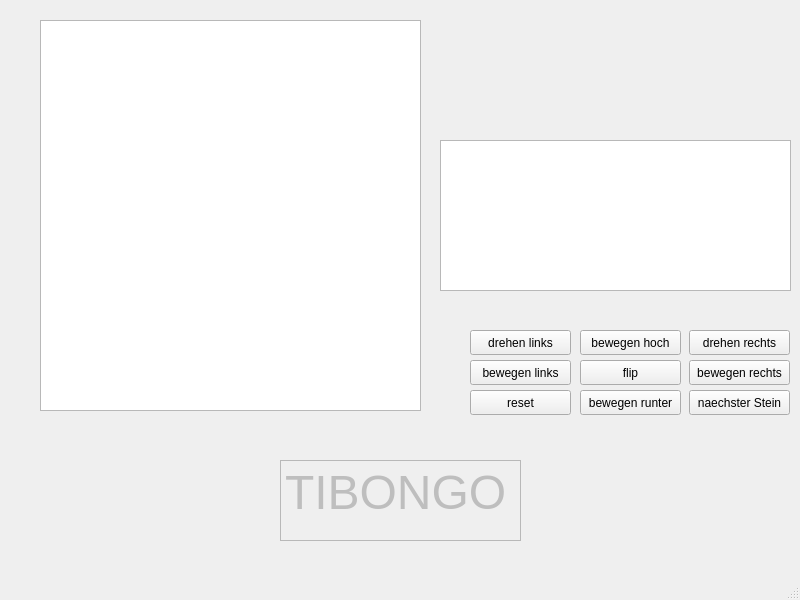
This is mainwindow.ui in Max1milian/Prog2_Tibongo-Qt as Qt 5 draws it before an edit. The edited form follows.
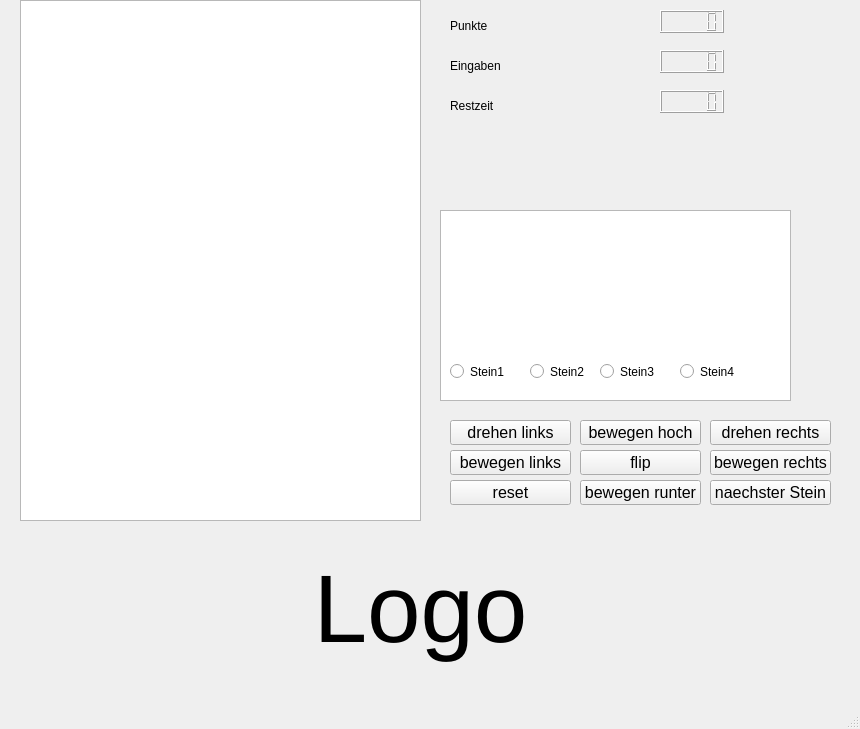
This is the edited form.

Patch:
```diff
--- a/mainwindow.ui
+++ b/mainwindow.ui
@@ -6,8 +6,8 @@
    <rect>
     <x>0</x>
     <y>0</y>
-    <width>800</width>
-    <height>600</height>
+    <width>860</width>
+    <height>729</height>
    </rect>
   </property>
   <property name="windowTitle">
@@ -17,12 +17,17 @@
    <widget class="QPushButton" name="pushButton_reset">
     <property name="geometry">
      <rect>
-      <x>470</x>
-      <y>390</y>
-      <width>101</width>
+      <x>450</x>
+      <y>480</y>
+      <width>121</width>
       <height>25</height>
      </rect>
     </property>
+    <property name="font">
+     <font>
+      <pointsize>12</pointsize>
+     </font>
+    </property>
     <property name="text">
      <string>reset</string>
     </property>
@@ -30,12 +35,17 @@
    <widget class="QPushButton" name="pushButton_drehen_rechts">
     <property name="geometry">
      <rect>
-      <x>689</x>
-      <y>330</y>
-      <width>101</width>
+      <x>710</x>
+      <y>420</y>
+      <width>121</width>
       <height>25</height>
      </rect>
     </property>
+    <property name="font">
+     <font>
+      <pointsize>12</pointsize>
+     </font>
+    </property>
     <property name="text">
      <string>drehen rechts</string>
     </property>
@@ -43,12 +53,17 @@
    <widget class="QPushButton" name="pushButton_bewegen_rechts">
     <property name="geometry">
      <rect>
-      <x>689</x>
-      <y>360</y>
-      <width>101</width>
+      <x>710</x>
+      <y>450</y>
+      <width>121</width>
       <height>25</height>
      </rect>
     </property>
+    <property name="font">
+     <font>
+      <pointsize>12</pointsize>
+     </font>
+    </property>
     <property name="text">
      <string>bewegen rechts</string>
     </property>
@@ -56,12 +71,17 @@
    <widget class="QPushButton" name="pushButton_naechster_stein">
     <property name="geometry">
      <rect>
-      <x>689</x>
-      <y>390</y>
-      <width>101</width>
+      <x>710</x>
+      <y>480</y>
+      <width>121</width>
       <height>25</height>
      </rect>
     </property>
+    <property name="font">
+     <font>
+      <pointsize>12</pointsize>
+     </font>
+    </property>
     <property name="text">
      <string>naechster Stein</string>
     </property>
@@ -70,11 +90,16 @@
     <property name="geometry">
      <rect>
       <x>580</x>
-      <y>330</y>
-      <width>101</width>
+      <y>420</y>
+      <width>121</width>
       <height>25</height>
      </rect>
     </property>
+    <property name="font">
+     <font>
+      <pointsize>12</pointsize>
+     </font>
+    </property>
     <property name="text">
      <string>bewegen hoch</string>
     </property>
@@ -83,11 +108,16 @@
     <property name="geometry">
      <rect>
       <x>580</x>
-      <y>360</y>
-      <width>101</width>
+      <y>450</y>
+      <width>121</width>
       <height>25</height>
      </rect>
     </property>
+    <property name="font">
+     <font>
+      <pointsize>12</pointsize>
+     </font>
+    </property>
     <property name="text">
      <string>flip</string>
     </property>
@@ -96,11 +126,16 @@
     <property name="geometry">
      <rect>
       <x>580</x>
-      <y>390</y>
-      <width>101</width>
+      <y>480</y>
+      <width>121</width>
       <height>25</height>
      </rect>
     </property>
+    <property name="font">
+     <font>
+      <pointsize>12</pointsize>
+     </font>
+    </property>
     <property name="text">
      <string>bewegen runter</string>
     </property>
@@ -108,12 +143,17 @@
    <widget class="QPushButton" name="pushButton_drehen_links">
     <property name="geometry">
      <rect>
-      <x>470</x>
-      <y>330</y>
-      <width>101</width>
+      <x>450</x>
+      <y>420</y>
+      <width>121</width>
       <height>25</height>
      </rect>
     </property>
+    <property name="font">
+     <font>
+      <pointsize>12</pointsize>
+     </font>
+    </property>
     <property name="text">
      <string>drehen links</string>
     </property>
@@ -121,56 +161,175 @@
    <widget class="QPushButton" name="pushButton_bewegen_links">
     <property name="geometry">
      <rect>
-      <x>470</x>
-      <y>360</y>
-      <width>101</width>
+      <x>450</x>
+      <y>450</y>
+      <width>121</width>
       <height>25</height>
      </rect>
     </property>
+    <property name="font">
+     <font>
+      <pointsize>12</pointsize>
+     </font>
+    </property>
     <property name="text">
      <string>bewegen links</string>
     </property>
    </widget>
-   <widget class="QTextEdit" name="Logo">
-    <property name="enabled">
-     <bool>false</bool>
-    </property>
+   <widget class="QGraphicsView" name="graphicsView_Spielfeld">
     <property name="geometry">
      <rect>
-      <x>280</x>
-      <y>460</y>
-      <width>241</width>
-      <height>81</height>
+      <x>20</x>
+      <y>0</y>
+      <width>401</width>
+      <height>521</height>
      </rect>
     </property>
-    <property name="html">
-     <string>&lt;!DOCTYPE HTML PUBLIC &quot;-//W3C//DTD HTML 4.0//EN&quot; &quot;http://www.w3.org/TR/REC-html40/strict.dtd&quot;&gt;
-&lt;html&gt;&lt;head&gt;&lt;meta name=&quot;qrichtext&quot; content=&quot;1&quot; /&gt;&lt;style type=&quot;text/css&quot;&gt;
-p, li { white-space: pre-wrap; }
-&lt;/style&gt;&lt;/head&gt;&lt;body style=&quot; font-family:'Noto Sans'; font-size:9pt; font-weight:400; font-style:normal;&quot;&gt;
-&lt;p style=&quot; margin-top:0px; margin-bottom:0px; margin-left:0px; margin-right:0px; -qt-block-indent:0; text-indent:0px;&quot;&gt;&lt;span style=&quot; font-size:36pt;&quot;&gt;TIBONGO&lt;/span&gt;&lt;/p&gt;&lt;/body&gt;&lt;/html&gt;</string>
-    </property>
    </widget>
-   <widget class="QGraphicsView" name="graphicsView">
-    <property name="geometry">
-     <rect>
-      <x>40</x>
-      <y>20</y>
-      <width>381</width>
-      <height>391</height>
-     </rect>
-    </property>
-   </widget>
-   <widget class="QGraphicsView" name="graphicsView_2">
+   <widget class="QGraphicsView" name="graphicsView_Spielsteine">
     <property name="geometry">
      <rect>
       <x>440</x>
-      <y>140</y>
+      <y>210</y>
       <width>351</width>
-      <height>151</height>
+      <height>191</height>
      </rect>
     </property>
    </widget>
+   <widget class="QRadioButton" name="radioButton_stein1">
+    <property name="geometry">
+     <rect>
+      <x>450</x>
+      <y>360</y>
+      <width>96</width>
+      <height>23</height>
+     </rect>
+    </property>
+    <property name="text">
+     <string>Stein1</string>
+    </property>
+   </widget>
+   <widget class="QRadioButton" name="radioButton_stein2">
+    <property name="geometry">
+     <rect>
+      <x>530</x>
+      <y>360</y>
+      <width>96</width>
+      <height>23</height>
+     </rect>
+    </property>
+    <property name="text">
+     <string>Stein2</string>
+    </property>
+   </widget>
+   <widget class="QRadioButton" name="radioButton_stein3">
+    <property name="geometry">
+     <rect>
+      <x>600</x>
+      <y>360</y>
+      <width>96</width>
+      <height>23</height>
+     </rect>
+    </property>
+    <property name="text">
+     <string>Stein3</string>
+    </property>
+   </widget>
+   <widget class="QRadioButton" name="radioButton_stein4">
+    <property name="geometry">
+     <rect>
+      <x>680</x>
+      <y>360</y>
+      <width>96</width>
+      <height>23</height>
+     </rect>
+    </property>
+    <property name="text">
+     <string>Stein4</string>
+    </property>
+   </widget>
+   <widget class="QLabel" name="label_punkte">
+    <property name="geometry">
+     <rect>
+      <x>450</x>
+      <y>10</y>
+      <width>81</width>
+      <height>31</height>
+     </rect>
+    </property>
+    <property name="text">
+     <string>Punkte</string>
+    </property>
+   </widget>
+   <widget class="QLabel" name="label_eingaben">
+    <property name="geometry">
+     <rect>
+      <x>450</x>
+      <y>50</y>
+      <width>81</width>
+      <height>31</height>
+     </rect>
+    </property>
+    <property name="text">
+     <string>Eingaben</string>
+    </property>
+   </widget>
+   <widget class="QLabel" name="label_zeit">
+    <property name="geometry">
+     <rect>
+      <x>450</x>
+      <y>90</y>
+      <width>81</width>
+      <height>31</height>
+     </rect>
+    </property>
+    <property name="text">
+     <string>Restzeit</string>
+    </property>
+   </widget>
+   <widget class="QLCDNumber" name="lcdNumber_punkte">
+    <property name="geometry">
+     <rect>
+      <x>660</x>
+      <y>10</y>
+      <width>64</width>
+      <height>23</height>
+     </rect>
+    </property>
+   </widget>
+   <widget class="QLCDNumber" name="lcdNumber_eingaben">
+    <property name="geometry">
+     <rect>
+      <x>660</x>
+      <y>50</y>
+      <width>64</width>
+      <height>23</height>
+     </rect>
+    </property>
+   </widget>
+   <widget class="QLCDNumber" name="lcdNumber_zeit">
+    <property name="geometry">
+     <rect>
+      <x>660</x>
+      <y>90</y>
+      <width>64</width>
+      <height>23</height>
+     </rect>
+    </property>
+   </widget>
+   <widget class="QLabel" name="label_logo">
+    <property name="geometry">
+     <rect>
+      <x>210</x>
+      <y>540</y>
+      <width>421</width>
+      <height>141</height>
+     </rect>
+    </property>
+    <property name="text">
+     <string>&lt;html&gt;&lt;head/&gt;&lt;body&gt;&lt;p align=&quot;center&quot;&gt;&lt;span style=&quot; font-size:72pt;&quot;&gt;Logo&lt;/span&gt;&lt;/p&gt;&lt;/body&gt;&lt;/html&gt;</string>
+    </property>
+   </widget>
   </widget>
   <widget class="QMenuBar" name="menubar">
    <property name="geometry">
```
Left out of the diff: 2 changed lines with no effect on the pictures.
